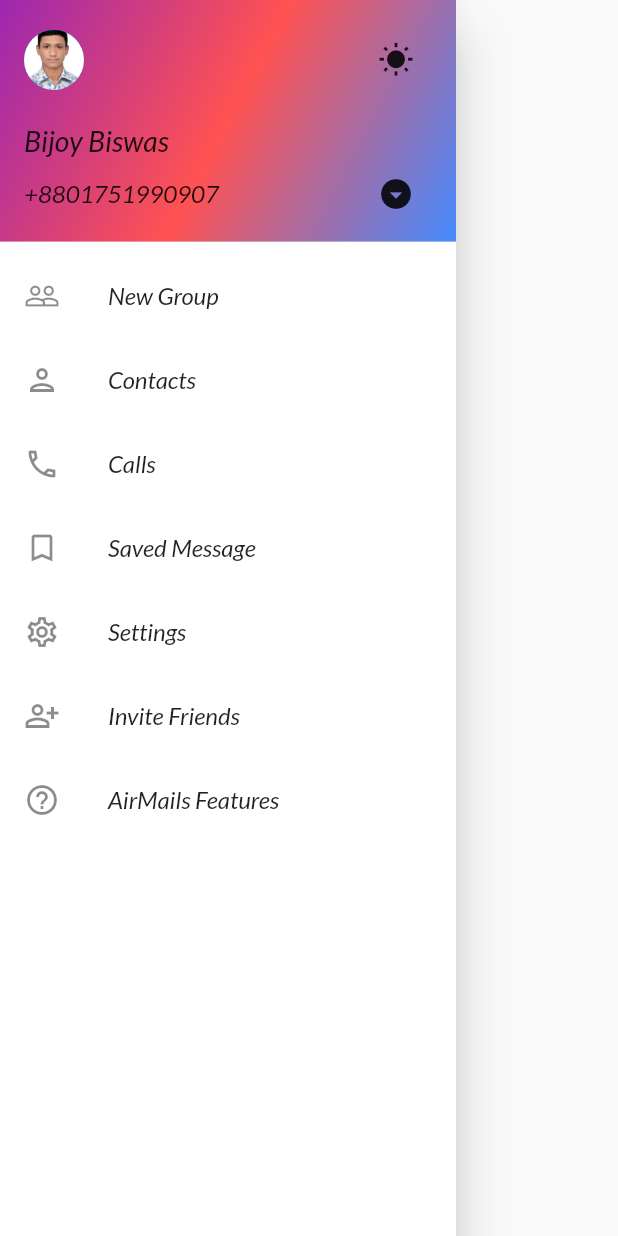
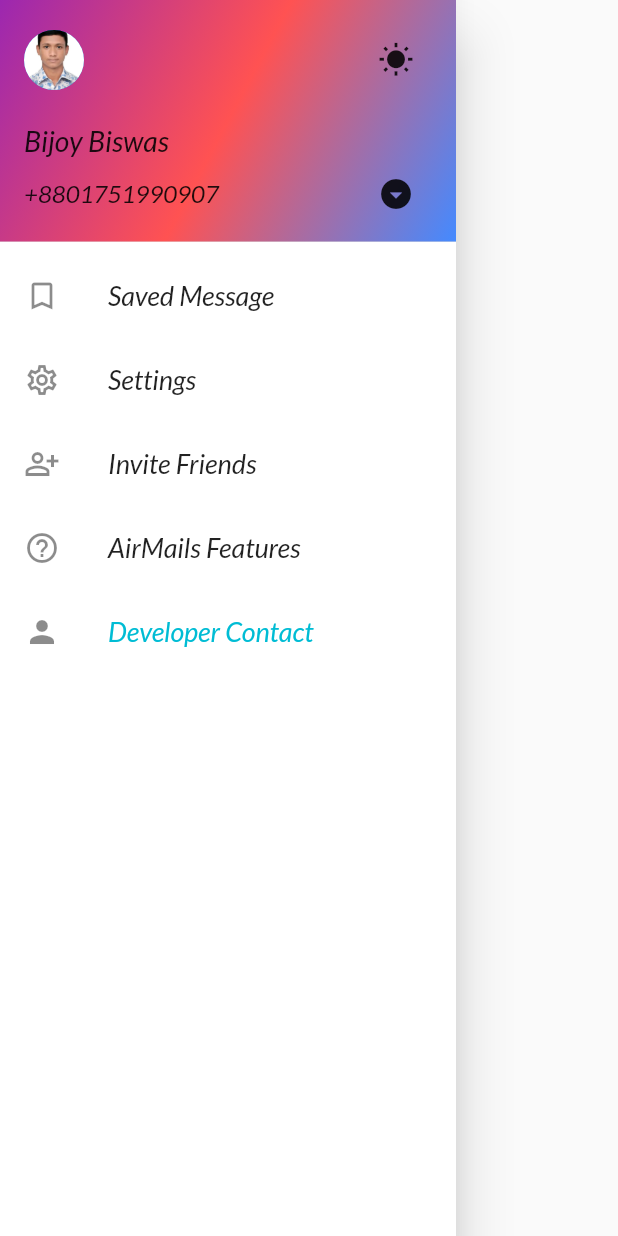
Before and after one commit to samirreaz/air_mail, a Flutter app: the DrawerComponent widget shown alone on an empty page, opened directly, on a phone screen of 412 x 824 dp. Run offline on Flutter 3.47's test engine with Material 2 defaults, Android fonts, the phone set to English and light mode, and no system bars; our stand-ins replace emoji_picker_flutter, image_picker, socket_io_client.

Commit message:
decrease drawer component

```diff
--- a/lib/DesignUI/drawer_components.dart
+++ b/lib/DesignUI/drawer_components.dart
@@ -1,3 +1,4 @@
+import 'package:airmail/Screens/developer_profile_screen.dart';
 import 'package:flutter/material.dart';
 
 class DrawerComponent extends StatelessWidget {
@@ -58,33 +59,42 @@ class DrawerComponent extends StatelessWidget {
             ),
           ),
           ListTile(
-            leading: Icon(Icons.people_outline),
-            title: Text('New Group'),
-          ),
-          ListTile(
-            leading: Icon(Icons.person_outlined),
-            title: Text('Contacts'),
-          ),
-          ListTile(
-            leading: Icon(Icons.call_outlined),
-            title: Text('Calls'),
-          ),
-          ListTile(
             leading: Icon(Icons.bookmark_border_outlined),
-            title: Text('Saved Message'),
+            title: Text(
+              'Saved Message',
+              style: TextStyle(fontSize: 18),
+            ),
           ),
           ListTile(
             leading: Icon(Icons.settings_outlined),
-            title: Text('Settings'),
+            title: Text(
+              'Settings',
+              style: TextStyle(fontSize: 18),
+            ),
           ),
           ListTile(
             leading: Icon(Icons.person_add_alt_outlined),
-            title: Text('Invite Friends'),
+            title: Text(
+              'Invite Friends',
+              style: TextStyle(fontSize: 18),
+            ),
           ),
           ListTile(
             leading: Icon(Icons.help_outline_outlined),
-            title: Text('AirMails Features'),
-          )
+            title: Text(
+              'AirMails Features',
+              style: TextStyle(fontSize: 18),
+            ),
+          ),
+          ListTile(
+            onTap: () => Navigator.push(context,
+                MaterialPageRoute(builder: (context) => DeveloperScreen())),
+            leading: Icon(Icons.person),
+            title: Text(
+              'Developer Contact',
+              style: TextStyle(color: Colors.cyan, fontSize: 18),
+            ),
+          ),
         ],
       ),
     );
```
